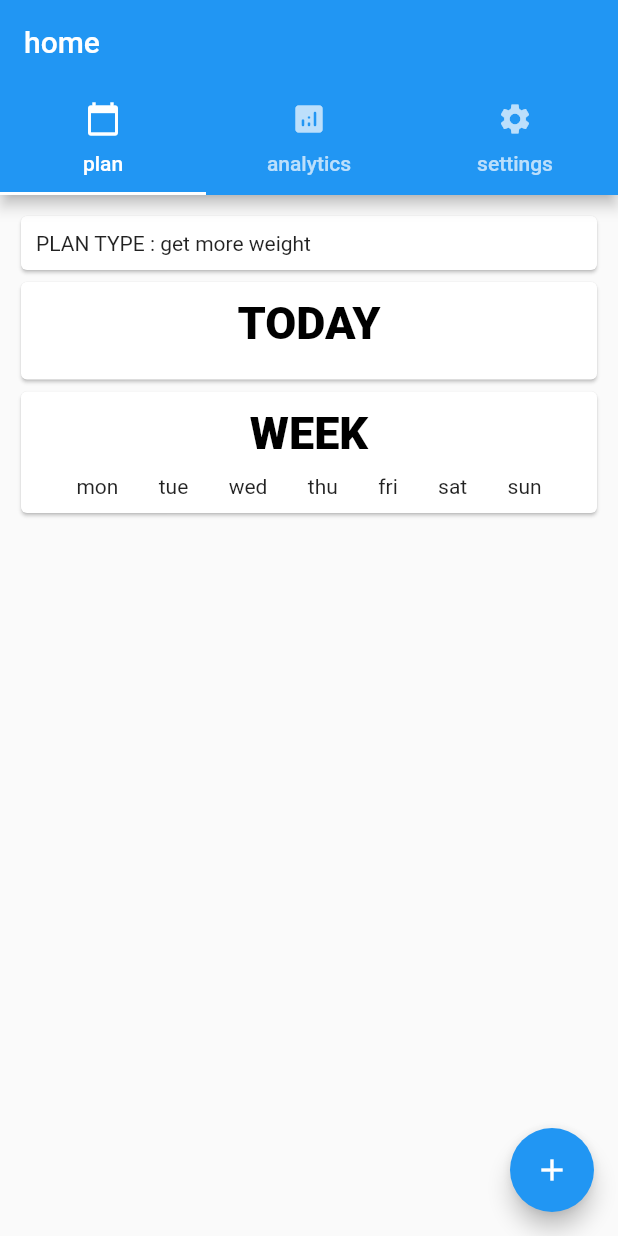
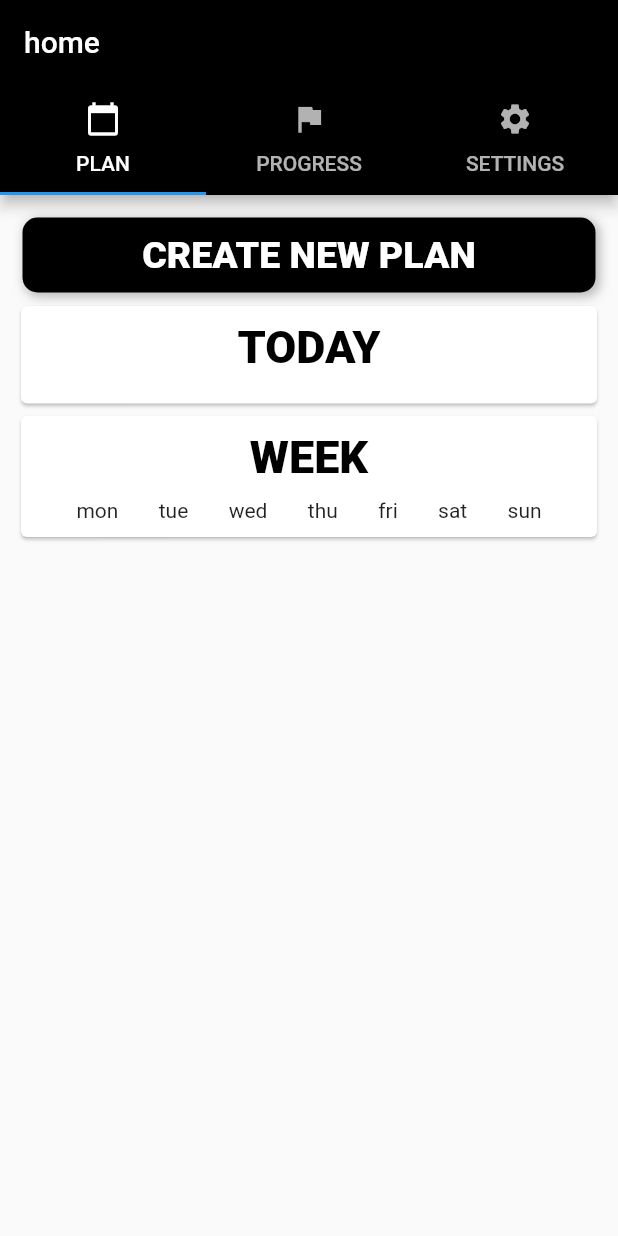
Before and after one commit to bunkan-rudeanalyst/training_scheduler, a Flutter app: the screen it shows after launch, on a phone screen of 412 x 824 dp. Run offline on Flutter 3.47's test engine with Material 2 defaults, Android fonts, the phone set to English and light mode, and no system bars.

Commit message:
change theme color, add create plan page

```diff
--- a/lib/main.dart
+++ b/lib/main.dart
@@ -3,6 +3,7 @@ import 'dart:async';
 
 //pages
 import 'pages/home.dart';
+import 'pages/create_plan.dart';
 
 //font
 import 'font/font.dart';
@@ -18,9 +19,13 @@ class MyApp extends StatelessWidget {
     return MaterialApp(
       title: 'Flutter Demo',
       theme: ThemeData(
-        primarySwatch: Colors.blue,
+        primaryColor: Colors.black,
       ),
-      routes: {"/": (context) => TopPage(), "/home": (context) => Home()},
+      routes: {
+        "/": (context) => TopPage(),
+        "/home": (context) => Home(),
+        "/create_plan": (context) => CreateWeekPlan()
+      },
       initialRoute: "/",
     );
   }
--- a/lib/pages/home.dart
+++ b/lib/pages/home.dart
@@ -19,15 +19,15 @@ class _HomeState extends State<Home> {
           bottom: TabBar(
             tabs: [
               Tab(
-                text: "plan",
+                text: "PLAN",
                 icon: Icon(Icons.calendar_today),
               ),
               Tab(
-                text: "analytics",
-                icon: Icon(Icons.analytics_rounded),
+                text: "PROGRESS",
+                icon: Icon(Icons.assistant_photo),
               ),
               Tab(
-                text: "settings",
+                text: "SETTINGS",
                 icon: Icon(Icons.settings),
               ),
             ],
@@ -41,10 +41,6 @@ class _HomeState extends State<Home> {
             Text("settings"),
           ],
         ),
-        floatingActionButton: FloatingActionButton(
-          child: Icon(Icons.add),
-          onPressed: () {},
-        ),
       ),
     );
   }
--- a/lib/tabs/plan.dart
+++ b/lib/tabs/plan.dart
@@ -16,11 +16,33 @@ class _PlanState extends State<Plan> {
         padding: EdgeInsets.all(10),
         child: ListView(
           children: [
-            Card(
-              child: Container(
-                child: Text("PLAN TYPE : $planType"),
-                padding: EdgeInsets.all(10),
-              ),
+            Container(
+              child: InkWell(
+                  onTap: () {
+                    Navigator.of(context).pushNamed("/create_plan");
+                  },
+                  child: Container(
+                    margin: EdgeInsets.all(5),
+                    height: 50,
+                    decoration: BoxDecoration(
+                        boxShadow: [
+                          BoxShadow(
+                              color: Colors.black26,
+                              spreadRadius: 1.0,
+                              blurRadius: 5.0,
+                              offset: Offset(2, 2))
+                        ],
+                        color: Colors.black,
+                        borderRadius: BorderRadius.circular(10)),
+                    child: Center(
+                        child: Text(
+                      "CREATE NEW PLAN",
+                      style: TextStyle(
+                          fontSize: 25,
+                          fontWeight: FontWeight.w800,
+                          color: Colors.white),
+                    )),
+                  )),
             ),
             Card(
               child: Container(
```
Also changed, not shown: lib/pages/create_plan.dart (added, +51 -0 lines).
